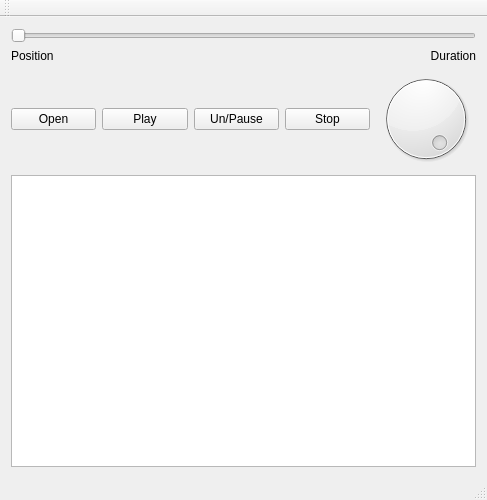
Before: the Qt Designer form purrwindow.ui in VashSan/purr, drawn with Qt 5.
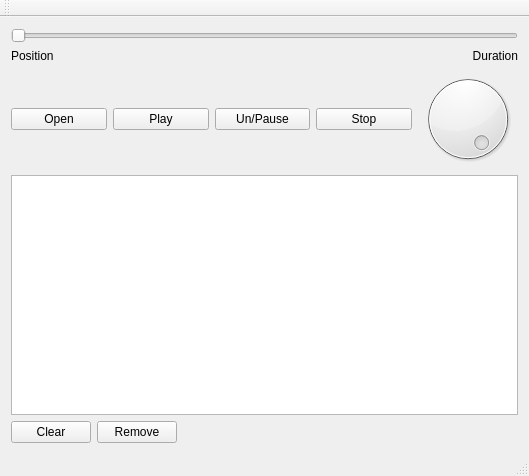
After: the same form once the commit is applied.

Commit message: added clear and remove button

What changed in the file:
```diff
--- a/purrwindow.ui
+++ b/purrwindow.ui
@@ -6,8 +6,8 @@
    <rect>
     <x>0</x>
     <y>0</y>
-    <width>487</width>
-    <height>500</height>
+    <width>529</width>
+    <height>476</height>
    </rect>
   </property>
   <property name="windowTitle">
@@ -102,6 +102,37 @@
       <item>
        <widget class="QListWidget" name="playlist"/>
       </item>
+      <item>
+       <layout class="QHBoxLayout" name="horizontalLayout_3">
+        <item>
+         <widget class="QPushButton" name="clearListButton">
+          <property name="text">
+           <string>Clear</string>
+          </property>
+         </widget>
+        </item>
+        <item>
+         <widget class="QPushButton" name="removeListButton">
+          <property name="text">
+           <string>Remove</string>
+          </property>
+         </widget>
+        </item>
+        <item>
+         <spacer name="horizontalSpacer">
+          <property name="orientation">
+           <enum>Qt::Horizontal</enum>
+          </property>
+          <property name="sizeHint" stdset="0">
+           <size>
+            <width>40</width>
+            <height>20</height>
+           </size>
+          </property>
+         </spacer>
+        </item>
+       </layout>
+      </item>
      </layout>
     </item>
    </layout>
```
Left out of the diff: 4 changed lines with no effect on the pictures. The commit also changes 2 other files.
